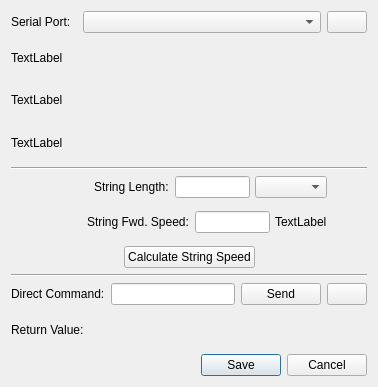
The window that resources/editStringDrive.ui (gill14/AccuPatt) describes before a commit, drawn with Qt 5.
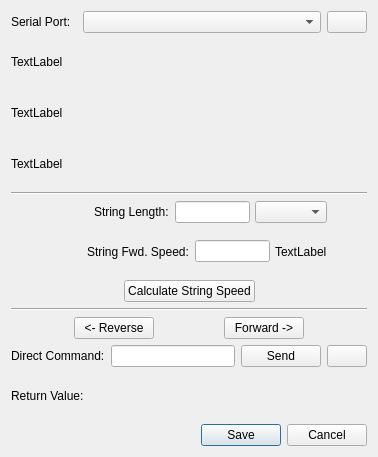
The same window after the commit. Icons and pictures are not drawn.

Commit message: add FWD and REV buttons to Edit String Drive

What changed in the file:
```diff
--- a/resources/editStringDrive.ui
+++ b/resources/editStringDrive.ui
@@ -10,7 +10,7 @@
     <x>0</x>
     <y>0</y>
     <width>378</width>
-    <height>387</height>
+    <height>457</height>
    </rect>
   </property>
   <property name="windowTitle">
@@ -319,6 +319,69 @@
      </property>
     </widget>
    </item>
+   <item>
+    <layout class="QHBoxLayout" name="horizontalLayout_9">
+     <item>
+      <spacer name="horizontalSpacer_8">
+       <property name="orientation">
+        <enum>Qt::Horizontal</enum>
+       </property>
+       <property name="sizeHint" stdset="0">
+        <size>
+         <width>40</width>
+         <height>20</height>
+        </size>
+       </property>
+      </spacer>
+     </item>
+     <item>
+      <widget class="QPushButton" name="buttonReverse">
+       <property name="text">
+        <string>&lt;- Reverse</string>
+       </property>
+       <property name="checkable">
+        <bool>true</bool>
+       </property>
+      </widget>
+     </item>
+     <item>
+      <spacer name="horizontalSpacer_7">
+       <property name="orientation">
+        <enum>Qt::Horizontal</enum>
+       </property>
+       <property name="sizeHint" stdset="0">
+        <size>
+         <width>40</width>
+         <height>20</height>
+        </size>
+       </property>
+      </spacer>
+     </item>
+     <item>
+      <widget class="QPushButton" name="buttonAdvance">
+       <property name="text">
+        <string>Forward -&gt;</string>
+       </property>
+       <property name="checkable">
+        <bool>true</bool>
+       </property>
+      </widget>
+     </item>
+     <item>
+      <spacer name="horizontalSpacer_9">
+       <property name="orientation">
+        <enum>Qt::Horizontal</enum>
+       </property>
+       <property name="sizeHint" stdset="0">
+        <size>
+         <width>40</width>
+         <height>20</height>
+        </size>
+       </property>
+      </spacer>
+     </item>
+    </layout>
+   </item>
    <item>
     <layout class="QHBoxLayout" name="horizontalLayout_7">
      <item>
```
The commit also changes 1 other file.
